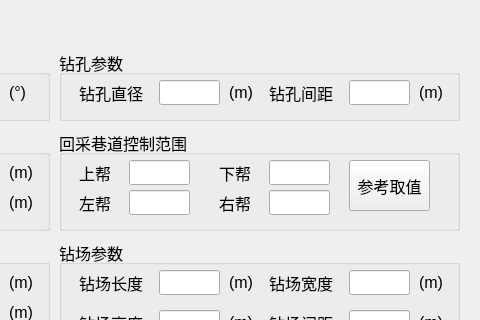
The window that python/cbm/uifiles/gas_design_p1_1_dlg.ui (wyrover/cbm) describes before a commit, drawn with Qt 5; both pictures show x 381 to 861 and y 0 to 320 of the 861 by 461 pixel window.
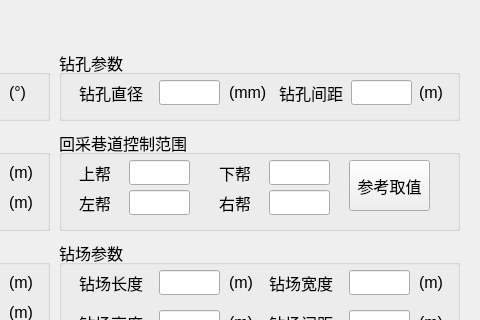
The same window after the commit. Icons and pictures are not drawn.

Diff of the .ui file:
```diff
--- a/python/cbm/uifiles/gas_design_p1_1_dlg.ui
+++ b/python/cbm/uifiles/gas_design_p1_1_dlg.ui
@@ -808,7 +808,7 @@
     <widget class="QLineEdit" name="gp">
      <property name="geometry">
       <rect>
-       <x>290</x>
+       <x>292</x>
        <y>30</y>
        <width>61</width>
        <height>25</height>
@@ -823,7 +823,7 @@
     <widget class="QLabel" name="label_15">
      <property name="geometry">
       <rect>
-       <x>210</x>
+       <x>220</x>
        <y>30</y>
        <width>71</width>
        <height>25</height>
@@ -876,12 +876,12 @@
       <rect>
        <x>170</x>
        <y>30</y>
-       <width>31</width>
+       <width>41</width>
        <height>25</height>
       </rect>
      </property>
      <property name="text">
-      <string>(m)</string>
+      <string>(mm)</string>
      </property>
     </widget>
     <widget class="QLabel" name="label_2">
```
